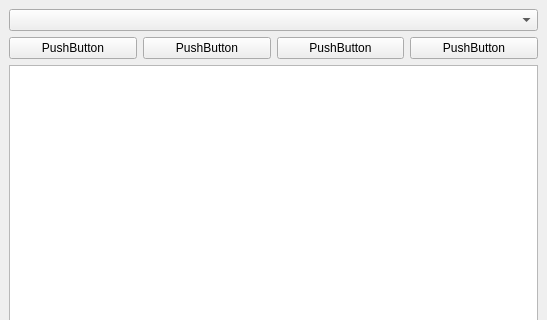
First picture: the form in ui/defect_list.ui, repository veriso/veriso, before the edit; both pictures show x 0 to 547 and y 0 to 320 of the 547 by 481 pixel window.
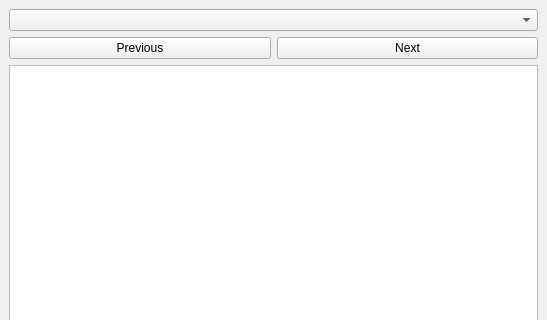
Second picture: the form after the edit.

Commit message: implementation of move to selected defect

```diff
--- a/ui/defect_list.ui
+++ b/ui/defect_list.ui
@@ -23,28 +23,14 @@
       <item>
        <widget class="QPushButton" name="pushButton_4">
         <property name="text">
-         <string>PushButton</string>
+         <string>Previous</string>
         </property>
        </widget>
       </item>
       <item>
        <widget class="QPushButton" name="pushButton_3">
         <property name="text">
-         <string>PushButton</string>
-        </property>
-       </widget>
-      </item>
-      <item>
-       <widget class="QPushButton" name="pushButton_2">
-        <property name="text">
-         <string>PushButton</string>
-        </property>
-       </widget>
-      </item>
-      <item>
-       <widget class="QPushButton" name="pushButton">
-        <property name="text">
-         <string>PushButton</string>
+         <string>Next</string>
         </property>
        </widget>
       </item>
```
Left out of the diff: 17 changed lines with no effect on the pictures. The commit also changes 2 other files.
